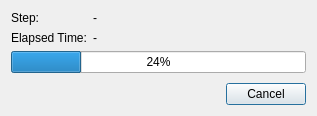
This is wpmcpp/progressdialog.ui in npackd/npackd as Qt 5 draws it before an edit. The edited form follows.
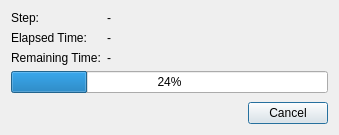
This is the edited form.

Commit message: Show remaining time

The edit to the form file:
```diff
--- a/wpmcpp/progressdialog.ui
+++ b/wpmcpp/progressdialog.ui
@@ -6,8 +6,8 @@
    <rect>
     <x>0</x>
     <y>0</y>
-    <width>317</width>
-    <height>116</height>
+    <width>339</width>
+    <height>135</height>
    </rect>
   </property>
   <property name="windowTitle">
@@ -44,6 +44,20 @@
        </property>
       </widget>
      </item>
+     <item row="2" column="0">
+      <widget class="QLabel" name="label_3">
+       <property name="text">
+        <string>Remaining Time:</string>
+       </property>
+      </widget>
+     </item>
+     <item row="2" column="1">
+      <widget class="QLabel" name="label_remainingTime">
+       <property name="text">
+        <string>-</string>
+       </property>
+      </widget>
+     </item>
     </layout>
    </item>
    <item>
```
The commit also changes 3 other files.
